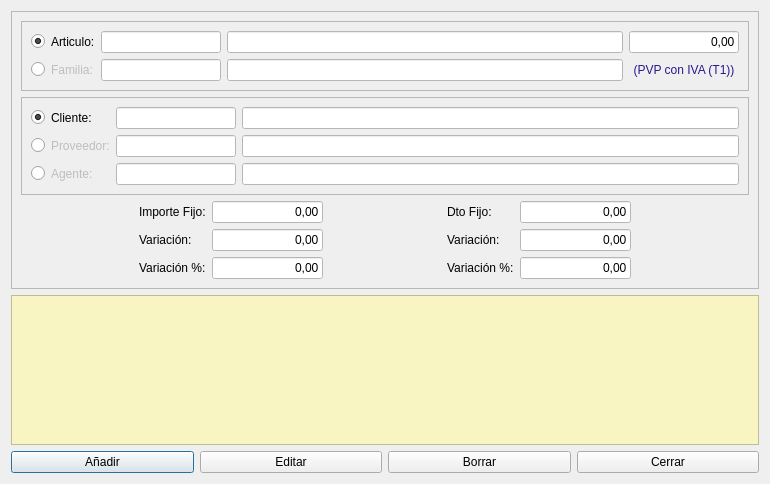
First picture: the form in Almacen/frmexcepciones.ui, repository arcnexus/RedFoX, before the edit.
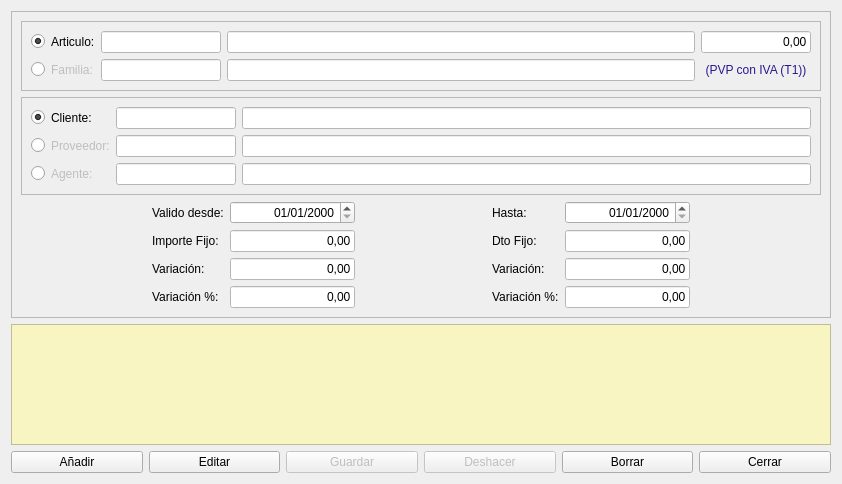
Second picture: the form after the edit. Icons and pictures are not drawn.

Commit message: articulos ofertas /articulos excepciones

```diff
--- a/Almacen/frmexcepciones.ui
+++ b/Almacen/frmexcepciones.ui
@@ -6,7 +6,7 @@
    <rect>
     <x>0</x>
     <y>0</y>
-    <width>770</width>
+    <width>842</width>
     <height>484</height>
    </rect>
   </property>
@@ -18,18 +18,21 @@
     <normaloff>:/Icons/PNG/Neux.png</normaloff>:/Icons/PNG/Neux.png</iconset>
   </property>
   <layout class="QGridLayout" name="gridLayout_4">
-   <item row="2" column="0">
-    <widget class="QPushButton" name="btnAnadir">
+   <item row="2" column="2">
+    <widget class="QPushButton" name="btnGuardar">
+     <property name="enabled">
+      <bool>false</bool>
+     </property>
      <property name="text">
-      <string>Añadir</string>
+      <string>Guardar</string>
      </property>
      <property name="icon">
       <iconset resource="../maya.qrc">
-       <normaloff>:/Icons/PNG/add.png</normaloff>:/Icons/PNG/add.png</iconset>
+       <normaloff>:/Icons/PNG/Save.png</normaloff>:/Icons/PNG/Save.png</iconset>
      </property>
     </widget>
    </item>
-   <item row="1" column="0" colspan="4">
+   <item row="1" column="0" colspan="6">
     <widget class="QTableView" name="tabla">
      <property name="styleSheet">
       <string notr="true">alternate-background-color: rgb(255, 255, 255);
@@ -47,18 +50,40 @@
      </property>
     </widget>
    </item>
-   <item row="2" column="1">
-    <widget class="QPushButton" name="btnEditar">
+   <item row="2" column="0">
+    <widget class="QPushButton" name="btnAnadir">
      <property name="text">
-      <string>Editar</string>
+      <string>Añadir</string>
      </property>
      <property name="icon">
       <iconset resource="../maya.qrc">
-       <normaloff>:/Icons/PNG/edit.png</normaloff>:/Icons/PNG/edit.png</iconset>
+       <normaloff>:/Icons/PNG/add.png</normaloff>:/Icons/PNG/add.png</iconset>
      </property>
     </widget>
    </item>
-   <item row="0" column="0" colspan="4">
+   <item row="2" column="4">
+    <widget class="QPushButton" name="btnBorrar">
+     <property name="text">
+      <string>Borrar</string>
+     </property>
+     <property name="icon">
+      <iconset resource="../maya.qrc">
+       <normaloff>:/Icons/PNG/Delete.png</normaloff>:/Icons/PNG/Delete.png</iconset>
+     </property>
+    </widget>
+   </item>
+   <item row="2" column="5">
+    <widget class="QPushButton" name="btnCerrar">
+     <property name="text">
+      <string>Cerrar</string>
+     </property>
+     <property name="icon">
+      <iconset resource="../maya.qrc">
+       <normaloff>:/Icons/PNG/Exit.png</normaloff>:/Icons/PNG/Exit.png</iconset>
+     </property>
+    </widget>
+   </item>
+   <item row="0" column="0" colspan="6">
     <widget class="QFrame" name="frame">
      <property name="frameShape">
       <enum>QFrame::StyledPanel</enum>
@@ -67,130 +92,92 @@
       <enum>QFrame::Raised</enum>
      </property>
      <layout class="QGridLayout" name="gridLayout_3">
-      <item row="0" column="0" colspan="7">
-       <widget class="QFrame" name="frame_2">
-        <property name="frameShape">
-         <enum>QFrame::StyledPanel</enum>
+      <item row="4" column="6">
+       <spacer name="horizontalSpacer_3">
+        <property name="orientation">
+         <enum>Qt::Horizontal</enum>
         </property>
-        <property name="frameShadow">
-         <enum>QFrame::Raised</enum>
+        <property name="sizeHint" stdset="0">
+         <size>
+          <width>93</width>
+          <height>20</height>
+         </size>
         </property>
-        <layout class="QGridLayout" name="gridLayout">
-         <item row="0" column="1">
-          <widget class="QLabel" name="label">
-           <property name="text">
-            <string>Articulo:</string>
-           </property>
-          </widget>
-         </item>
-         <item row="0" column="2">
-          <widget class="QLineEdit" name="txt_codigo_articulo">
-           <property name="maximumSize">
-            <size>
-             <width>120</width>
-             <height>16777215</height>
-            </size>
-           </property>
-           <property name="styleSheet">
-            <string notr="true">background-color: rgb(255, 255, 255);</string>
-           </property>
-          </widget>
-         </item>
-         <item row="0" column="3">
-          <widget class="QLineEdit" name="txt_descripcion_articulo">
-           <property name="styleSheet">
-            <string notr="true">background-color: rgb(255, 255, 255);</string>
-           </property>
-          </widget>
-         </item>
-         <item row="1" column="1">
-          <widget class="QLabel" name="label_5">
-           <property name="enabled">
-            <bool>false</bool>
-           </property>
-           <property name="text">
-            <string>Familia:</string>
-           </property>
-          </widget>
-         </item>
-         <item row="1" column="2">
-          <widget class="QLineEdit" name="txt_codigo_familia">
-           <property name="enabled">
-            <bool>false</bool>
-           </property>
-           <property name="maximumSize">
-            <size>
-             <width>120</width>
-             <height>16777215</height>
-            </size>
-           </property>
-           <property name="styleSheet">
-            <string notr="true">background-color: rgb(255, 255, 255);</string>
-           </property>
-          </widget>
-         </item>
-         <item row="1" column="3">
-          <widget class="QLineEdit" name="txtDescFamilia">
-           <property name="enabled">
-            <bool>false</bool>
-           </property>
-           <property name="styleSheet">
-            <string notr="true">background-color: rgb(255, 255, 255);</string>
-           </property>
-          </widget>
-         </item>
-         <item row="0" column="0">
-          <widget class="QRadioButton" name="radArticulo">
-           <property name="text">
-            <string/>
-           </property>
-           <property name="checked">
-            <bool>true</bool>
-           </property>
-          </widget>
-         </item>
-         <item row="1" column="0">
-          <widget class="QRadioButton" name="radFamilia">
-           <property name="text">
-            <string/>
-           </property>
-          </widget>
-         </item>
-         <item row="0" column="4">
-          <widget class="QLineEdit" name="txtPVP">
-           <property name="maximumSize">
-            <size>
-             <width>110</width>
-             <height>16777215</height>
-            </size>
-           </property>
-           <property name="styleSheet">
-            <string notr="true">background-color: rgb(255, 255, 255);</string>
-           </property>
-           <property name="text">
-            <string>0,00</string>
-           </property>
-           <property name="alignment">
-            <set>Qt::AlignRight|Qt::AlignTrailing|Qt::AlignVCenter</set>
-           </property>
-          </widget>
-         </item>
-         <item row="1" column="4">
-          <widget class="QLabel" name="label_12">
-           <property name="styleSheet">
-            <string notr="true">color: rgb(43, 24, 141);</string>
-           </property>
-           <property name="text">
-            <string>(PVP con IVA (T1))</string>
-           </property>
-           <property name="alignment">
-            <set>Qt::AlignCenter</set>
-           </property>
-          </widget>
-         </item>
-        </layout>
+       </spacer>
+      </item>
+      <item row="4" column="4">
+       <widget class="QLabel" name="label_11">
+        <property name="text">
+         <string>Variación:</string>
+        </property>
        </widget>
       </item>
+      <item row="5" column="1">
+       <widget class="QLabel" name="label_8">
+        <property name="text">
+         <string>Variación %:</string>
+        </property>
+       </widget>
+      </item>
+      <item row="5" column="2">
+       <widget class="QLineEdit" name="txt_variacion_porc">
+        <property name="styleSheet">
+         <string notr="true">background-color: rgb(255, 255, 255);</string>
+        </property>
+        <property name="text">
+         <string>0,00</string>
+        </property>
+        <property name="alignment">
+         <set>Qt::AlignRight|Qt::AlignTrailing|Qt::AlignVCenter</set>
+        </property>
+       </widget>
+      </item>
+      <item row="3" column="2">
+       <widget class="QLineEdit" name="txt_pvp_fijo">
+        <property name="styleSheet">
+         <string notr="true">background-color: rgb(255, 255, 255);</string>
+        </property>
+        <property name="text">
+         <string>0,00</string>
+        </property>
+        <property name="alignment">
+         <set>Qt::AlignRight|Qt::AlignTrailing|Qt::AlignVCenter</set>
+        </property>
+       </widget>
+      </item>
+      <item row="3" column="4">
+       <widget class="QLabel" name="label_9">
+        <property name="text">
+         <string>Dto Fijo:</string>
+        </property>
+       </widget>
+      </item>
+      <item row="3" column="5">
+       <widget class="QLineEdit" name="txt_dto_fijo">
+        <property name="styleSheet">
+         <string notr="true">background-color: rgb(255, 255, 255);</string>
+        </property>
+        <property name="text">
+         <string>0,00</string>
+        </property>
+        <property name="alignment">
+         <set>Qt::AlignRight|Qt::AlignTrailing|Qt::AlignVCenter</set>
+        </property>
+       </widget>
+      </item>
+      <item row="4" column="0">
+       <spacer name="horizontalSpacer">
+        <property name="orientation">
+         <enum>Qt::Horizontal</enum>
+        </property>
+        <property name="sizeHint" stdset="0">
+         <size>
+          <width>93</width>
+          <height>20</height>
+         </size>
+        </property>
+       </spacer>
+      </item>
       <item row="1" column="0" colspan="7">
        <widget class="QFrame" name="frame_3">
         <property name="frameShape">
@@ -326,67 +313,178 @@
         </layout>
        </widget>
       </item>
-      <item row="2" column="1">
+      <item row="5" column="4">
+       <widget class="QLabel" name="label_10">
+        <property name="text">
+         <string>Variación %:</string>
+        </property>
+       </widget>
+      </item>
+      <item row="5" column="5">
+       <widget class="QLineEdit" name="txt_variacion_porc_dto">
+        <property name="styleSheet">
+         <string notr="true">background-color: rgb(255, 255, 255);</string>
+        </property>
+        <property name="text">
+         <string>0,00</string>
+        </property>
+        <property name="alignment">
+         <set>Qt::AlignRight|Qt::AlignTrailing|Qt::AlignVCenter</set>
+        </property>
+       </widget>
+      </item>
+      <item row="4" column="5">
+       <widget class="QLineEdit" name="txt_variacion_dto">
+        <property name="styleSheet">
+         <string notr="true">background-color: rgb(255, 255, 255);</string>
+        </property>
+        <property name="text">
+         <string>0,00</string>
+        </property>
+        <property name="alignment">
+         <set>Qt::AlignRight|Qt::AlignTrailing|Qt::AlignVCenter</set>
+        </property>
+       </widget>
+      </item>
+      <item row="0" column="0" colspan="7">
+       <widget class="QFrame" name="frame_2">
+        <property name="frameShape">
+         <enum>QFrame::StyledPanel</enum>
+        </property>
+        <property name="frameShadow">
+         <enum>QFrame::Raised</enum>
+        </property>
+        <layout class="QGridLayout" name="gridLayout">
+         <item row="2" column="0">
+          <widget class="QRadioButton" name="radFamilia">
+           <property name="text">
+            <string/>
+           </property>
+          </widget>
+         </item>
+         <item row="1" column="1">
+          <widget class="QLabel" name="label">
+           <property name="text">
+            <string>Articulo:</string>
+           </property>
+          </widget>
+         </item>
+         <item row="1" column="4">
+          <widget class="QLineEdit" name="txtPVP">
+           <property name="maximumSize">
+            <size>
+             <width>110</width>
+             <height>16777215</height>
+            </size>
+           </property>
+           <property name="styleSheet">
+            <string notr="true">background-color: rgb(255, 255, 255);</string>
+           </property>
+           <property name="text">
+            <string>0,00</string>
+           </property>
+           <property name="alignment">
+            <set>Qt::AlignRight|Qt::AlignTrailing|Qt::AlignVCenter</set>
+           </property>
+          </widget>
+         </item>
+         <item row="2" column="4">
+          <widget class="QLabel" name="label_12">
+           <property name="styleSheet">
+            <string notr="true">color: rgb(43, 24, 141);</string>
+           </property>
+           <property name="text">
+            <string>(PVP con IVA (T1))</string>
+           </property>
+           <property name="alignment">
+            <set>Qt::AlignCenter</set>
+           </property>
+          </widget>
+         </item>
+         <item row="2" column="3">
+          <widget class="QLineEdit" name="txtDescFamilia">
+           <property name="enabled">
+            <bool>false</bool>
+           </property>
+           <property name="styleSheet">
+            <string notr="true">background-color: rgb(255, 255, 255);</string>
+           </property>
+          </widget>
+         </item>
+         <item row="1" column="0">
+          <widget class="QRadioButton" name="radArticulo">
+           <property name="text">
+            <string/>
+           </property>
+           <property name="checked">
+            <bool>true</bool>
+           </property>
+          </widget>
+         </item>
+         <item row="1" column="3">
+          <widget class="QLineEdit" name="txt_descripcion_articulo">
+           <property name="styleSheet">
+            <string notr="true">background-color: rgb(255, 255, 255);</string>
+           </property>
+          </widget>
+         </item>
+         <item row="2" column="2">
+          <widget class="QLineEdit" name="txt_codigo_familia">
+           <property name="enabled">
+            <bool>false</bool>
+           </property>
+           <property name="maximumSize">
+            <size>
+             <width>120</width>
+             <height>16777215</height>
+            </size>
+           </property>
+           <property name="styleSheet">
+            <string notr="true">background-color: rgb(255, 255, 255);</string>
+           </property>
+          </widget>
+         </item>
+         <item row="2" column="1">
+          <widget class="QLabel" name="label_5">
+           <property name="enabled">
+            <bool>false</bool>
+           </property>
+           <property name="text">
+            <string>Familia:</string>
+           </property>
+          </widget>
+         </item>
+         <item row="1" column="2">
+          <widget class="QLineEdit" name="txt_codigo_articulo">
+           <property name="maximumSize">
+            <size>
+             <width>120</width>
+             <height>16777215</height>
+            </size>
+           </property>
+           <property name="styleSheet">
+            <string notr="true">background-color: rgb(255, 255, 255);</string>
+           </property>
+          </widget>
+         </item>
+        </layout>
+       </widget>
+      </item>
+      <item row="3" column="1">
        <widget class="QLabel" name="label_6">
         <property name="text">
          <string>Importe Fijo:</string>
         </property>
        </widget>
       </item>
-      <item row="2" column="2">
-       <widget class="QLineEdit" name="txt_pvp_fijo">
-        <property name="styleSheet">
-         <string notr="true">background-color: rgb(255, 255, 255);</string>
-        </property>
-        <property name="text">
-         <string>0,00</string>
-        </property>
-        <property name="alignment">
-         <set>Qt::AlignRight|Qt::AlignTrailing|Qt::AlignVCenter</set>
-        </property>
-       </widget>
-      </item>
-      <item row="2" column="4">
-       <widget class="QLabel" name="label_9">
-        <property name="text">
-         <string>Dto Fijo:</string>
-        </property>
-       </widget>
-      </item>
-      <item row="2" column="5">
-       <widget class="QLineEdit" name="txt_dto_fijo">
-        <property name="styleSheet">
-         <string notr="true">background-color: rgb(255, 255, 255);</string>
-        </property>
-        <property name="text">
-         <string>0,00</string>
-        </property>
-        <property name="alignment">
-         <set>Qt::AlignRight|Qt::AlignTrailing|Qt::AlignVCenter</set>
-        </property>
-       </widget>
-      </item>
-      <item row="3" column="0">
-       <spacer name="horizontalSpacer">
-        <property name="orientation">
-         <enum>Qt::Horizontal</enum>
-        </property>
-        <property name="sizeHint" stdset="0">
-         <size>
-          <width>93</width>
-          <height>20</height>
-         </size>
-        </property>
-       </spacer>
-      </item>
-      <item row="3" column="1">
+      <item row="4" column="1">
        <widget class="QLabel" name="label_7">
         <property name="text">
          <string>Variación:</string>
         </property>
        </widget>
       </item>
-      <item row="3" column="2">
+      <item row="4" column="2">
        <widget class="QLineEdit" name="txt_variacion_pvp">
         <property name="styleSheet">
          <string notr="true">background-color: rgb(255, 255, 255);</string>
@@ -399,7 +497,7 @@
         </property>
        </widget>
       </item>
-      <item row="3" column="3">
+      <item row="4" column="3">
        <spacer name="horizontalSpacer_2">
         <property name="orientation">
          <enum>Qt::Horizontal</enum>
@@ -412,101 +510,65 @@
         </property>
        </spacer>
       </item>
-      <item row="3" column="4">
-       <widget class="QLabel" name="label_11">
+      <item row="2" column="1">
+       <widget class="QLabel" name="label_13">
         <property name="text">
-         <string>Variación:</string>
+         <string>Valido desde:</string>
         </property>
        </widget>
       </item>
-      <item row="3" column="5">
-       <widget class="QLineEdit" name="txt_variacion_dto">
-        <property name="styleSheet">
-         <string notr="true">background-color: rgb(255, 255, 255);</string>
-        </property>
-        <property name="text">
-         <string>0,00</string>
-        </property>
+      <item row="2" column="2">
+       <widget class="QDateEdit" name="txtDesde">
         <property name="alignment">
          <set>Qt::AlignRight|Qt::AlignTrailing|Qt::AlignVCenter</set>
         </property>
-       </widget>
-      </item>
-      <item row="3" column="6">
-       <spacer name="horizontalSpacer_3">
-        <property name="orientation">
-         <enum>Qt::Horizontal</enum>
+        <property name="displayFormat">
+         <string>dd/MM/yyyy</string>
         </property>
-        <property name="sizeHint" stdset="0">
-         <size>
-          <width>93</width>
-          <height>20</height>
-         </size>
-        </property>
-       </spacer>
-      </item>
-      <item row="4" column="1">
-       <widget class="QLabel" name="label_8">
-        <property name="text">
-         <string>Variación %:</string>
-        </property>
        </widget>
       </item>
-      <item row="4" column="2">
-       <widget class="QLineEdit" name="txt_variacion_porc">
-        <property name="styleSheet">
-         <string notr="true">background-color: rgb(255, 255, 255);</string>
-        </property>
+      <item row="2" column="4">
+       <widget class="QLabel" name="label_14">
         <property name="text">
-         <string>0,00</string>
+         <string>Hasta:</string>
         </property>
-        <property name="alignment">
-         <set>Qt::AlignRight|Qt::AlignTrailing|Qt::AlignVCenter</set>
-        </property>
        </widget>
       </item>
-      <item row="4" column="4">
-       <widget class="QLabel" name="label_10">
-        <property name="text">
-         <string>Variación %:</string>
-        </property>
-       </widget>
-      </item>
-      <item row="4" column="5">
-       <widget class="QLineEdit" name="txt_variacion_porc_dto">
-        <property name="styleSheet">
-         <string notr="true">background-color: rgb(255, 255, 255);</string>
-        </property>
-        <property name="text">
-         <string>0,00</string>
-        </property>
+      <item row="2" column="5">
+       <widget class="QDateEdit" name="txtHasta">
         <property name="alignment">
          <set>Qt::AlignRight|Qt::AlignTrailing|Qt::AlignVCenter</set>
         </property>
+        <property name="displayFormat">
+         <string>dd/MM/yyyy</string>
+        </property>
        </widget>
       </item>
      </layout>
     </widget>
    </item>
-   <item row="2" column="2">
-    <widget class="QPushButton" name="btnBorrar">
+   <item row="2" column="1">
+    <widget class="QPushButton" name="btnEditar">
      <property name="text">
-      <string>Borrar</string>
+      <string>Editar</string>
      </property>
      <property name="icon">
       <iconset resource="../maya.qrc">
-       <normaloff>:/Icons/PNG/Delete.png</normaloff>:/Icons/PNG/Delete.png</iconset>
+       <normaloff>:/Icons/PNG/edit.png</normaloff>:/Icons/PNG/edit.png</iconset>
      </property>
     </widget>
    </item>
    <item row="2" column="3">
-    <widget class="QPushButton" name="btnCerrar">
+    <widget class="QPushButton" name="btnDeshacer">
+     <property name="enabled">
+      <bool>false</bool>
+     </property>
      <property name="text">
-      <string>Cerrar</string>
+      <string>Deshacer</string>
      </property>
      <property name="icon">
       <iconset resource="../maya.qrc">
-       <normaloff>:/Icons/PNG/Exit.png</normaloff>:/Icons/PNG/Exit.png</iconset>
+       <normaloff>:/Icons/PNG/undo.png</normaloff>:/Icons/PNG/undo.png</iconset>
      </property>
     </widget>
    </item>
```
Left out of the diff: 251 changed lines with no effect on the pictures. The commit also changes 7 other files.
